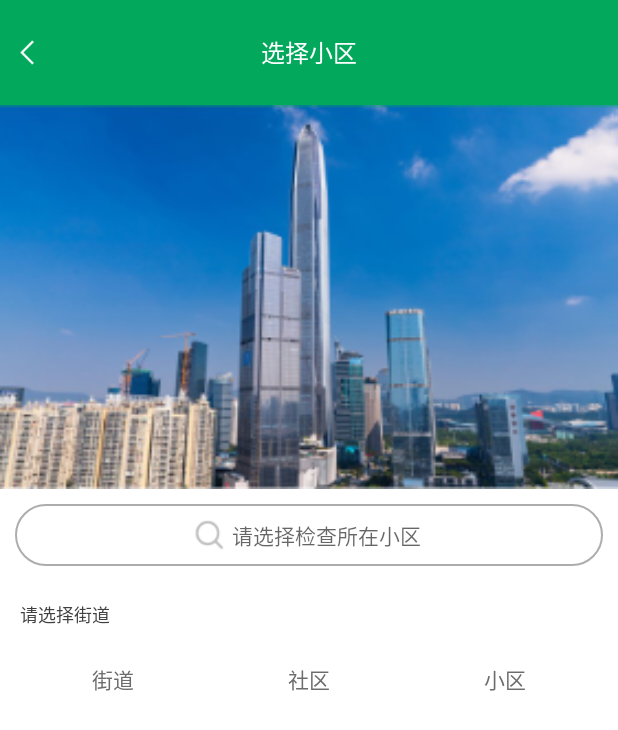
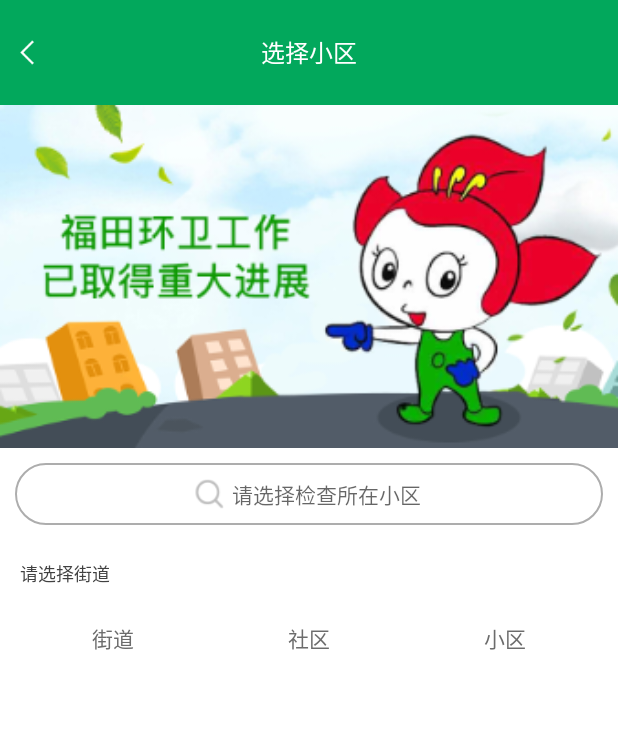
Before and after one commit to spzhongwin/fctgAndroid, an Android app: the SelectVillageActivity screen opened directly, with no data from a screen before it, on a phone screen of 412 x 824 dp. Shown: the top 730 px of the screen. Run offline under Robolectric (Android 15) with nearby library versions, the phone set to English and light mode, and no system bars.

Commit message:
替换首页，选择小区的banner图

```diff
--- a/RubbishClassification/app/src/main/res/layout/layout_village.xml
+++ b/RubbishClassification/app/src/main/res/layout/layout_village.xml
@@ -13,7 +13,7 @@
         android:layout_height="wrap_content"
         android:scaleType="fitXY"
         android:adjustViewBounds="true"
-        android:src="@mipmap/xiaoqu"/>
+        android:src="@mipmap/shouye"/>
 
     <RelativeLayout
         android:layout_width="match_parent"
```
Also changed, not shown: RubbishClassification/app/src/main/res/mipmap-xxxhdpi/shouye.jpg (deleted), RubbishClassification/app/src/main/res/mipmap-xxxhdpi/shouye.png (added), RubbishClassification/app/src/main/res/mipmap-xxxhdpi/xiaoqu.jpg (deleted).
